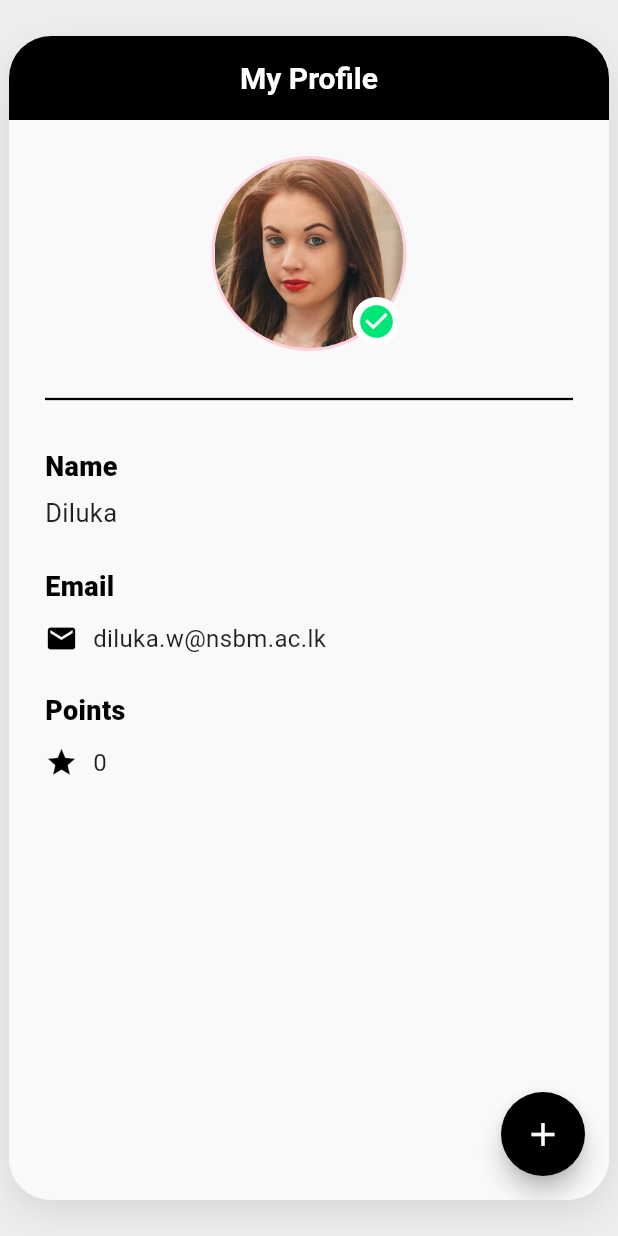
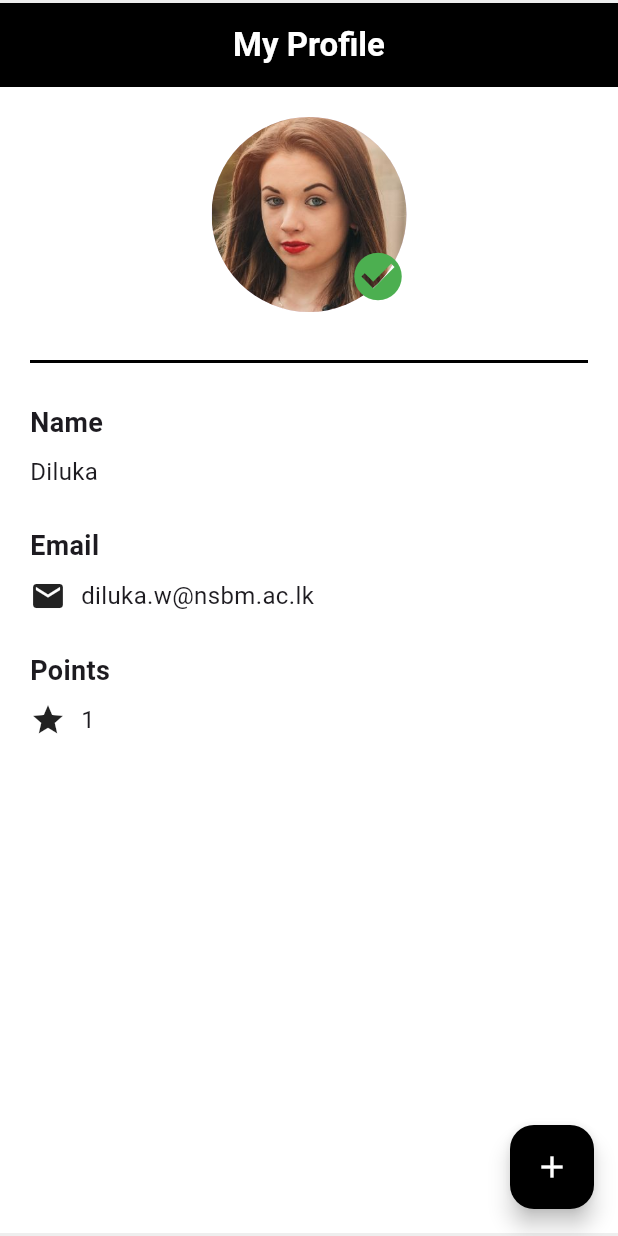
Before and after one commit to hkddaksika/MyProfileApp, a Flutter app: the screen it shows after launch, after a tap on the "add" icon, on a phone screen of 412 x 824 dp. Run offline on Flutter 3.47's test engine with Material 3 defaults, Android fonts, the phone set to English and light mode, and no system bars.

Commit message:
Fix MyProfileApp UI layout

```diff
--- a/lib/main.dart
+++ b/lib/main.dart
@@ -10,186 +10,166 @@ class MyProfileApp extends StatelessWidget {
   @override
   Widget build(BuildContext context) {
     return MaterialApp(
-      title: 'My Profile',
       debugShowCheckedModeBanner: false,
-      theme: ThemeData(
-        useMaterial3: true,
-        scaffoldBackgroundColor: const Color(0xFFEEEEEE),
+      home: Scaffold(
+        backgroundColor: const Color(0xffeeeeee),
+        body: Center(
+          child: Container(
+            width: 420,
+            height: 820,
+            decoration: BoxDecoration(
+              color: Colors.white,
+              borderRadius: BorderRadius.circular(30),
             ),
-      home: const ProfileScreen(),
+            child: const ProfilePage(),
+          ),
+        ),
+      ),
     );
   }
 }
 
-class ProfileScreen extends StatelessWidget {
-  const ProfileScreen({super.key});
+class ProfilePage extends StatefulWidget {
+  const ProfilePage({super.key});
+
+  @override
+  State<ProfilePage> createState() => _ProfilePageState();
+}
+
+class _ProfilePageState extends State<ProfilePage> {
+  int points = 0;
+
+  void addPoint() {
+    setState(() {
+      points++;
+    });
+  }
 
   @override
   Widget build(BuildContext context) {
     return Scaffold(
-      backgroundColor: const Color(0xFFEEEEEE),
-      body: Center(
-        child: Container(
-          width: 400,
-          height: 800,
-          margin: const EdgeInsets.symmetric(vertical: 24),
-          decoration: BoxDecoration(
-            color: const Color(0xFFF9F9F9),
-            borderRadius: BorderRadius.circular(28),
-            boxShadow: [
-              BoxShadow(
-                color: Colors.black.withValues(alpha: 0.1),
-                blurRadius: 20,
-                offset: const Offset(0, 8),
-              ),
-            ],
-          ),
-          clipBehavior: Clip.antiAlias,
-          child: Scaffold(
-            backgroundColor: const Color(0xFFF9F9F9),
+      backgroundColor: Colors.white,
+
       appBar: AppBar(
+        backgroundColor: Colors.black,
+        centerTitle: true,
         title: const Text(
           'My Profile',
           style: TextStyle(
             color: Colors.white,
-                  fontSize: 20,
-                  fontWeight: FontWeight.w600,
+            fontWeight: FontWeight.bold,
           ),
         ),
-              centerTitle: true,
-              backgroundColor: Colors.black,
-              elevation: 0,
       ),
+
       body: Padding(
-              padding: const EdgeInsets.symmetric(
-                horizontal: 24.0,
-                vertical: 24.0,
-              ),
+        padding: const EdgeInsets.all(20),
         child: Column(
           crossAxisAlignment: CrossAxisAlignment.start,
           children: [
+
             Center(
               child: Stack(
-                      alignment: Alignment.bottomRight,
                 children: [
-                        Container(
-                          width: 130,
-                          height: 130,
-                          decoration: BoxDecoration(
-                            shape: BoxShape.circle,
-                            border: Border.all(
-                              color: const Color(0xFFFFD1DC),
-                              width: 2,
-                            ),
-                          ),
-                          child: const CircleAvatar(
+                  const CircleAvatar(
                     radius: 65,
                     backgroundImage: AssetImage(
                       'assets/images/avatar.png',
                     ),
                   ),
-                        ),
-                        Container(
-                          margin: const EdgeInsets.only(
-                            right: 4,
-                            bottom: 4,
-                          ),
-                          padding: const EdgeInsets.all(3),
-                          decoration: const BoxDecoration(
-                            color: Colors.white,
-                            shape: BoxShape.circle,
-                          ),
-                          child: const Icon(
+
+                  Positioned(
+                    right: 0,
+                    bottom: 5,
+                    child: Icon(
                       Icons.check_circle,
-                            color: Color(0xFF00E676),
-                            size: 26,
+                      color: Colors.green,
+                      size: 38,
                     ),
                   ),
                 ],
               ),
             ),
-                  const SizedBox(height: 24),
+
+            const SizedBox(height: 25),
+
             const Divider(
               color: Colors.black,
-                    thickness: 1.5,
+              thickness: 2,
             ),
-                  const SizedBox(height: 24),
+
+            const SizedBox(height: 20),
+
             const Text(
               'Name',
               style: TextStyle(
                 fontSize: 18,
-                      fontWeight: FontWeight.w800,
-                      color: Colors.black,
+                fontWeight: FontWeight.bold,
               ),
             ),
-                  const SizedBox(height: 6),
+
+            const SizedBox(height: 8),
+
             const Text(
               'Diluka',
-                    style: TextStyle(
-                      fontSize: 17,
-                      color: Colors.black87,
+              style: TextStyle(fontSize: 16),
             ),
-                  ),
-                  const SizedBox(height: 24),
+
+            const SizedBox(height: 25),
+
             const Text(
               'Email',
               style: TextStyle(
                 fontSize: 18,
-                      fontWeight: FontWeight.w800,
-                      color: Colors.black,
+                fontWeight: FontWeight.bold,
               ),
             ),
-                  const SizedBox(height: 10),
+
+            const SizedBox(height: 8),
+
             const Row(
               children: [
-                      Icon(Icons.email, size: 22, color: Colors.black),
+                Icon(Icons.email),
                 SizedBox(width: 10),
                 Text(
                   'diluka.w@nsbm.ac.lk',
-                        style: TextStyle(
-                          fontSize: 16,
-                          color: Colors.black87,
-                        ),
+                  style: TextStyle(fontSize: 16),
                 ),
               ],
             ),
-                  const SizedBox(height: 24),
+
+            const SizedBox(height: 25),
+
             const Text(
               'Points',
               style: TextStyle(
                 fontSize: 18,
-                      fontWeight: FontWeight.w800,
-                      color: Colors.black,
+                fontWeight: FontWeight.bold,
               ),
             ),
-                  const SizedBox(height: 10),
-                  const Row(
+
+            const SizedBox(height: 8),
+
+            Row(
               children: [
-                      Icon(Icons.star, size: 22, color: Colors.black),
-                      SizedBox(width: 10),
+                const Icon(Icons.star),
+                const SizedBox(width: 10),
                 Text(
-                        '0',
-                        style: TextStyle(
-                          fontSize: 16,
-                          color: Colors.black87,
-                        ),
+                  '$points',
+                  style: const TextStyle(fontSize: 16),
                 ),
               ],
             ),
           ],
         ),
       ),
+
       floatingActionButton: FloatingActionButton(
-              onPressed: () {},
         backgroundColor: Colors.black,
-              shape: const CircleBorder(),
+        onPressed: addPoint,
         child: const Icon(
           Icons.add,
           color: Colors.white,
-                size: 26,
-              ),
-            ),
-          ),
         ),
       ),
     );
```
Also changed, not shown: pubspec.lock. Lines whose indentation alone changed are shown as unchanged.
